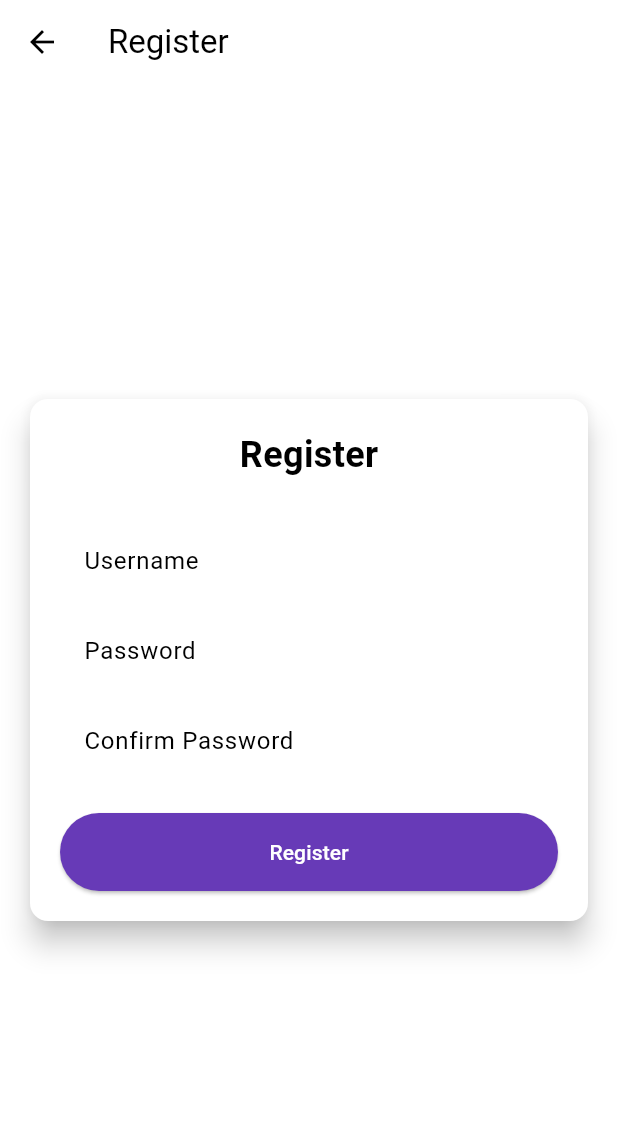
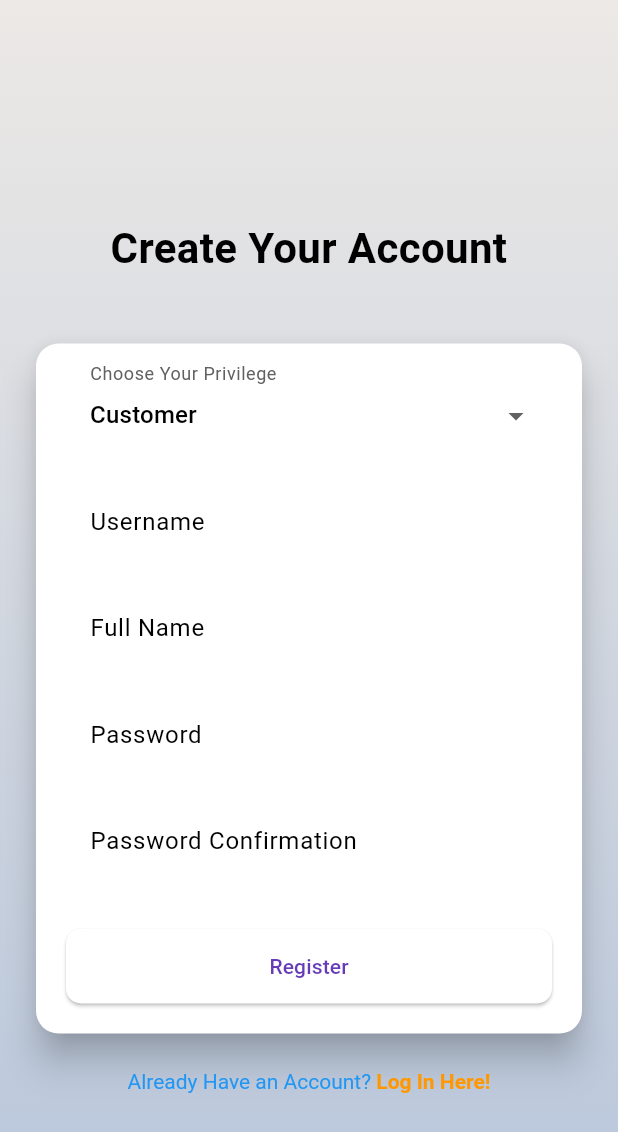
Before and after one commit to B09-PBP/balink-mobile, a Flutter app: the RegisterPage screen opened directly, on a phone screen of 412 x 824 dp. Shown: the top 1132 px of the screen. Run offline on Flutter 3.47's test engine with Material 3 defaults, Android fonts, the phone set to English and light mode, and no system bars; missing offline and left inert: pbp_django_auth.

Commit message:
authentication fixing

```diff
--- a/lib/Product/Screens/product_page.dart
+++ b/lib/Product/Screens/product_page.dart
@@ -14,7 +14,7 @@ class ProductPage extends StatefulWidget {
 class _ProductPageState extends State<ProductPage> {
   // Function to fetch the products (similar to fetchMood)
   Future<List<Product>> fetchProducts(CookieRequest request) async {
-    final response = await request.get('http://127.0.0.1:8000/products/'); // Replace with your API URL
+    final response = await request.get('http://127.0.0.1:8000/product/'); // Replace with your API URL
 
     var data = response;
 
--- a/lib/authentication/login.dart
+++ b/lib/authentication/login.dart
@@ -103,7 +103,7 @@ class _LoginPageState extends State<LoginPage> {
                       // Untuk menyambungkan Android emulator dengan Django pada localhost,
                       // gunakan URL http://10.0.2.2/
                       final response = await request
-                          .login("http://[APP_URL_KAMU]/auth/login/", {
+                          .login("http://127.0.0.1:8000/auth/login-mobile/", {
                         'username': username,
                         'password': password,
                       });
--- a/lib/authentication/register.dart
+++ b/lib/authentication/register.dart
@@ -15,117 +15,133 @@ class _RegisterPageState extends State<RegisterPage> {
   final _usernameController = TextEditingController();
   final _passwordController = TextEditingController();
   final _confirmPasswordController = TextEditingController();
+  final _nameController = TextEditingController();
+
+  String _selectedPrivilege = 'customer'; // Default privilege value
+  final List<String> _privileges = ['customer', 'admin'];
 
   @override
   Widget build(BuildContext context) {
     final request = context.watch<CookieRequest>();
     return Scaffold(
-      appBar: AppBar(
-        title: const Text('Register'),
-        leading: IconButton(
-          icon: const Icon(Icons.arrow_back),
-          onPressed: () {
-            Navigator.pop(context);
-          },
+      body: Container(
+        decoration: const BoxDecoration(
+          gradient: LinearGradient(
+            colors: [Color(0xFFECE9E6), Color(0xFFB8C6DB)],
+            begin: Alignment.topCenter,
+            end: Alignment.bottomCenter,
           ),
         ),
-      body: Center(
+        child: Center(
           child: SingleChildScrollView(
-          padding: const EdgeInsets.all(16.0),
-          child: Card(
-            elevation: 8,
+            padding: const EdgeInsets.symmetric(horizontal: 20.0),
+            child: Column(
+              children: [
+                const SizedBox(height: 50),
+                const Text(
+                  'Create Your Account',
+                  style: TextStyle(
+                    fontSize: 28,
+                    fontWeight: FontWeight.bold,
+                    color: Colors.black,
+                  ),
+                  textAlign: TextAlign.center,
+                ),
+                const SizedBox(height: 40),
+                Card(
+                  elevation: 10,
                   shape: RoundedRectangleBorder(
-              borderRadius: BorderRadius.circular(12.0),
+                    borderRadius: BorderRadius.circular(15),
                   ),
                   child: Padding(
                     padding: const EdgeInsets.all(20.0),
                     child: Column(
-                mainAxisSize: MainAxisSize.min,
-                children: <Widget>[
-                  const Text(
-                    'Register',
-                    style: TextStyle(
-                      fontSize: 24.0,
-                      fontWeight: FontWeight.bold,
+                      children: [
+                        DropdownButtonFormField<String>(
+                          value: _selectedPrivilege,
+                          decoration: InputDecoration(
+                            labelText: 'Choose Your Privilege',
+                            labelStyle: TextStyle(
+                              color: Colors.grey.shade700,
+                            ),
+                            border: OutlineInputBorder(
+                              borderRadius: BorderRadius.circular(15),
                             ),
                           ),
-                  const SizedBox(height: 30.0),
-                  TextFormField(
-                    controller: _usernameController,
-                    decoration: const InputDecoration(
-                      labelText: 'Username',
-                      hintText: 'Enter your username',
-                      border: OutlineInputBorder(
-                        borderRadius: BorderRadius.all(Radius.circular(12.0)),
+                          items: _privileges
+                              .map((privilege) => DropdownMenuItem<String>(
+                            value: privilege,
+                            child: Text(
+                              privilege[0].toUpperCase() +
+                                  privilege.substring(1),
                             ),
-                      contentPadding:
-                      EdgeInsets.symmetric(horizontal: 12.0, vertical: 8.0),
-                    ),
-                    validator: (value) {
-                      if (value == null || value.isEmpty) {
-                        return 'Please enter your username';
-                      }
-                      return null;
+                          ))
+                              .toList(),
+                          onChanged: (value) {
+                            setState(() {
+                              _selectedPrivilege = value!;
+                            });
                           },
                         ),
-                  const SizedBox(height: 12.0),
-                  TextFormField(
+                        const SizedBox(height: 15),
+                        _buildTextField(
+                          controller: _usernameController,
+                          label: 'Username',
+                          hintText: 'Enter your username',
+                        ),
+                        const SizedBox(height: 15),
+                        _buildTextField(
+                          controller: _nameController,
+                          label: 'Full Name',
+                          hintText: 'Enter your full name',
+                        ),
+                        const SizedBox(height: 15),
+                        _buildTextField(
                           controller: _passwordController,
-                    decoration: const InputDecoration(
-                      labelText: 'Password',
+                          label: 'Password',
                           hintText: 'Enter your password',
-                      border: OutlineInputBorder(
-                        borderRadius: BorderRadius.all(Radius.circular(12.0)),
+                          isPassword: true,
                         ),
-                      contentPadding:
-                      EdgeInsets.symmetric(horizontal: 12.0, vertical: 8.0),
+                        const SizedBox(height: 15),
+                        _buildTextField(
+                          controller: _confirmPasswordController,
+                          label: 'Password Confirmation',
+                          hintText: 'Confirm your password',
+                          isPassword: true,
                         ),
-                    obscureText: true,
-                    validator: (value) {
-                      if (value == null || value.isEmpty) {
-                        return 'Please enter your password';
-                      }
-                      return null;
-                    },
-                  ),
-                  const SizedBox(height: 12.0),
-                  TextFormField(
-                    controller: _confirmPasswordController,
-                    decoration: const InputDecoration(
-                      labelText: 'Confirm Password',
-                      hintText: 'Confirm your password',
-                      border: OutlineInputBorder(
-                        borderRadius: BorderRadius.all(Radius.circular(12.0)),
-                      ),
-                      contentPadding:
-                      EdgeInsets.symmetric(horizontal: 12.0, vertical: 8.0),
-                    ),
-                    obscureText: true,
-                    validator: (value) {
-                      if (value == null || value.isEmpty) {
-                        return 'Please confirm your password';
-                      }
-                      return null;
-                    },
-                  ),
-                  const SizedBox(height: 24.0),
+                        const SizedBox(height: 30),
                         ElevatedButton(
                           onPressed: () async {
+                            String name = _nameController.text;
                             String username = _usernameController.text;
                             String password1 = _passwordController.text;
                             String password2 = _confirmPasswordController.text;
+                            String privilege = _selectedPrivilege;
 
-                      // Cek kredensial
-                      // TODO: Ganti URL dan jangan lupa tambahkan trailing slash (/) di akhir URL!
-                      // Untuk menyambungkan Android emulator dengan Django pada localhost,
-                      // gunakan URL http://10.0.2.2/
+                            if (password1.length < 8 ||
+                                !RegExp(r'[A-Z]').hasMatch(password1) ||
+                                !RegExp(r'[a-z]').hasMatch(password1) ||
+                                !RegExp(r'[0-9]').hasMatch(password1)) {
+                              ScaffoldMessenger.of(context).showSnackBar(
+                                const SnackBar(
+                                  content: Text(
+                                    'Password must be at least 8 characters long, and include upper and lower case letters, and numbers.',
+                                  ),
+                                ),
+                              );
+                              return;
+                            }
+
                             final response = await request.postJson(
-                          "http://[APP_URL_KAMU]/auth/register/",
+                              "http://127.0.0.1:8000/auth/register-mobile/",
                               jsonEncode({
+                                "name": name,
                                 "username": username,
                                 "password1": password1,
                                 "password2": password2,
-                          }));
+                                "privilege": privilege,
+                              }),
+                            );
                             if (context.mounted) {
                               if (response['status'] == 'success') {
                                 ScaffoldMessenger.of(context).showSnackBar(
@@ -140,18 +156,21 @@ class _RegisterPageState extends State<RegisterPage> {
                                 );
                               } else {
                                 ScaffoldMessenger.of(context).showSnackBar(
-                            const SnackBar(
-                              content: Text('Failed to register!'),
+                                  SnackBar(
+                                    content: Text(
+                                      response['message'] ??
+                                          'Failed to register!',
+                                    ),
                                   ),
                                 );
                               }
                             }
                           },
                           style: ElevatedButton.styleFrom(
-                      foregroundColor: Colors.white,
-                      minimumSize: Size(double.infinity, 50),
-                      backgroundColor: Theme.of(context).colorScheme.primary,
-                      padding: const EdgeInsets.symmetric(vertical: 16.0),
+                            minimumSize: const Size(double.infinity, 50),
+                            shape: RoundedRectangleBorder(
+                              borderRadius: BorderRadius.circular(10),
+                            ),
                           ),
                           child: const Text('Register'),
                         ),
@@ -159,6 +178,52 @@ class _RegisterPageState extends State<RegisterPage> {
                     ),
                   ),
                 ),
+                const SizedBox(height: 20),
+                GestureDetector(
+                  onTap: () {
+                    Navigator.push(
+                      context,
+                      MaterialPageRoute(builder: (context) => const LoginPage()),
+                    );
+                  },
+                  child: RichText(
+                    text: const TextSpan(
+                      text: "Already Have an Account? ",
+                      style: TextStyle(color: Colors.blue),
+                      children: [
+                        TextSpan(
+                          text: "Log In Here!",
+                          style: TextStyle(
+                            color: Colors.orange,
+                            fontWeight: FontWeight.bold,
+                          ),
+                        ),
+                      ],
+                    ),
+                  ),
+                ),
+              ],
+            ),
+          ),
+        ),
+      ),
+    );
+  }
+
+  Widget _buildTextField({
+    required TextEditingController controller,
+    required String label,
+    required String hintText,
+    bool isPassword = false,
+  }) {
+    return TextFormField(
+      controller: controller,
+      obscureText: isPassword,
+      decoration: InputDecoration(
+        labelText: label,
+        hintText: hintText,
+        border: OutlineInputBorder(
+          borderRadius: BorderRadius.circular(15),
         ),
       ),
     );
--- a/lib/main.dart
+++ b/lib/main.dart
@@ -1,3 +1,4 @@
+import 'package:balink_mobile/authentication/login.dart';
 import 'package:balink_mobile/landing.dart';
 import 'package:flutter/material.dart';
 import 'package:pbp_django_auth/pbp_django_auth.dart';
@@ -25,7 +26,7 @@ class MyApp extends StatelessWidget {
             primarySwatch: Colors.deepPurple,
           ).copyWith(secondary: Colors.deepPurple[400]),
         ),
-        home: MyHomePage(),
+        home: LoginPage(),
       ),
     );
   }
```
Lines whose indentation alone changed are shown as unchanged.
